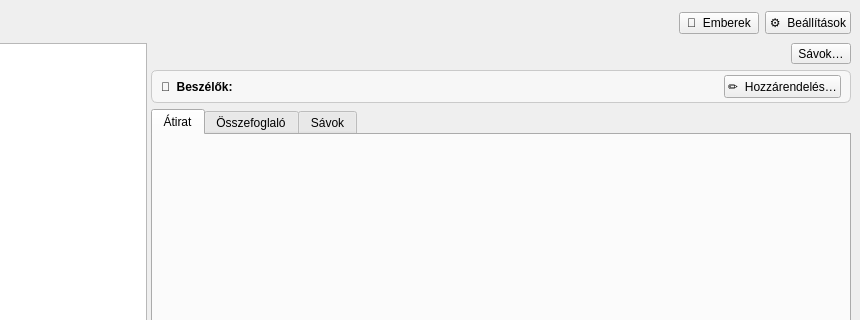
Qt form gui/src/MainWindow.ui (RemedIT-Hungary/Tanara) before a commit; both pictures show x 260 to 1120 and y 0 to 320 of the 1120 by 720 pixel window.
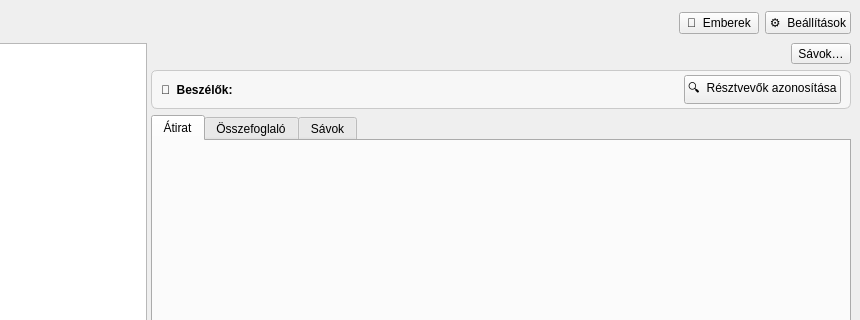
The same form after that commit. Custom widgets are drawn as their Qt base class.

Commit message: People/azonosítás egységesítés: egyetlen „Résztvevők azonosítása" akció

```diff
--- a/gui/src/MainWindow.ui
+++ b/gui/src/MainWindow.ui
@@ -113,8 +113,8 @@
            </item>
            <item>
             <widget class="QPushButton" name="speakersEditBtn">
-             <property name="text"><string>✏  Hozzárendelés…</string></property>
-             <property name="toolTip"><string>Résztvevők megadása és a beszélők azonosítása (hang-lenyomat alapján).</string></property>
+             <property name="text"><string>🔍  Résztvevők azonosítása</string></property>
+             <property name="toolTip"><string>A beszélők azonosítása a hang-lenyomatok alapján; a biztos találatokat beírja, a többit „ismeretlen partner"-ként hagyja. A neveket az átiraton a névre kattintva adhatod meg.</string></property>
             </widget>
            </item>
           </layout>
```
The commit also changes 4 other files.
